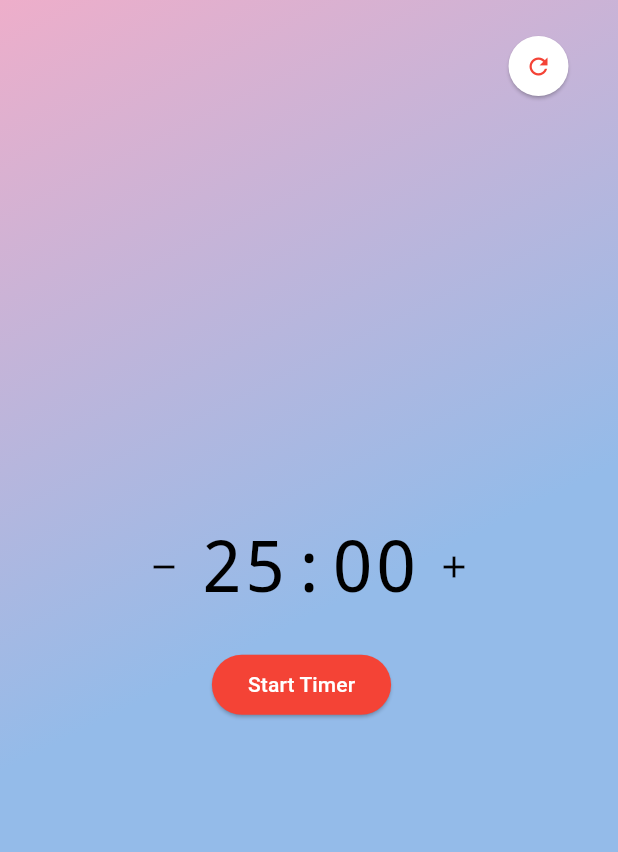
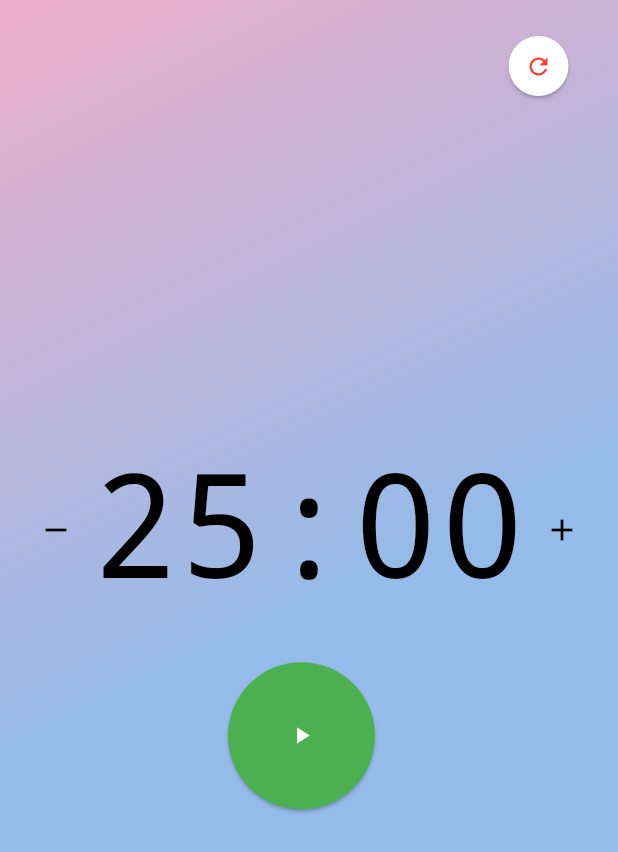
Before and after one commit to wjakew/take_your_time, a Flutter app: the screen it shows after launch, on a phone screen of 412 x 824 dp. Shown: the top 852 px of the screen. Run offline on Flutter 3.47's test engine with Material 3 defaults, Android fonts, the phone set to English and light mode, and no system bars; our stand-ins replace audioplayers.

Commit message:
ui update
changed the size of the timer and pause/start button

```diff
--- a/lib/main.dart
+++ b/lib/main.dart
@@ -186,7 +186,7 @@ class _PomodoroTimerState extends State<PomodoroTimer> {
                             ),
                             Text(
                               '${(_remainingTime ~/ 60).toString().padLeft(2, '0')}:${(_remainingTime % 60).toString().padLeft(2, '0')}',
-                              style: TextStyle(color: Colors.black, fontSize: 48),
+                              style: TextStyle(color: Colors.black, fontSize: 96),
                             ),
                             IconButton(
                               icon: Icon(Icons.add, color: Colors.black),
@@ -200,10 +200,11 @@ class _PomodoroTimerState extends State<PomodoroTimer> {
                           children: [
                             ElevatedButton(
                               onPressed: _startPauseTimer,
-                              child: Text(_isRunning ? 'Pause Timer' : 'Start Timer'),
+                              child: Icon(_isRunning ? Icons.pause : Icons.play_arrow, color: Colors.white), // Use play/pause icons
                               style: ElevatedButton.styleFrom(
-                                backgroundColor: Colors.red,
-                                foregroundColor: _isRunning ? Colors.black : Colors.white, // Text color based on state
+                                backgroundColor: Colors.green, // Set button color to green
+                                shape: CircleBorder(), // Make the button circular
+                                padding: EdgeInsets.all(40), // Set size to be twice as big
                               ),
                             ),
                             SizedBox(width: 10), // Add some space between buttons
```
